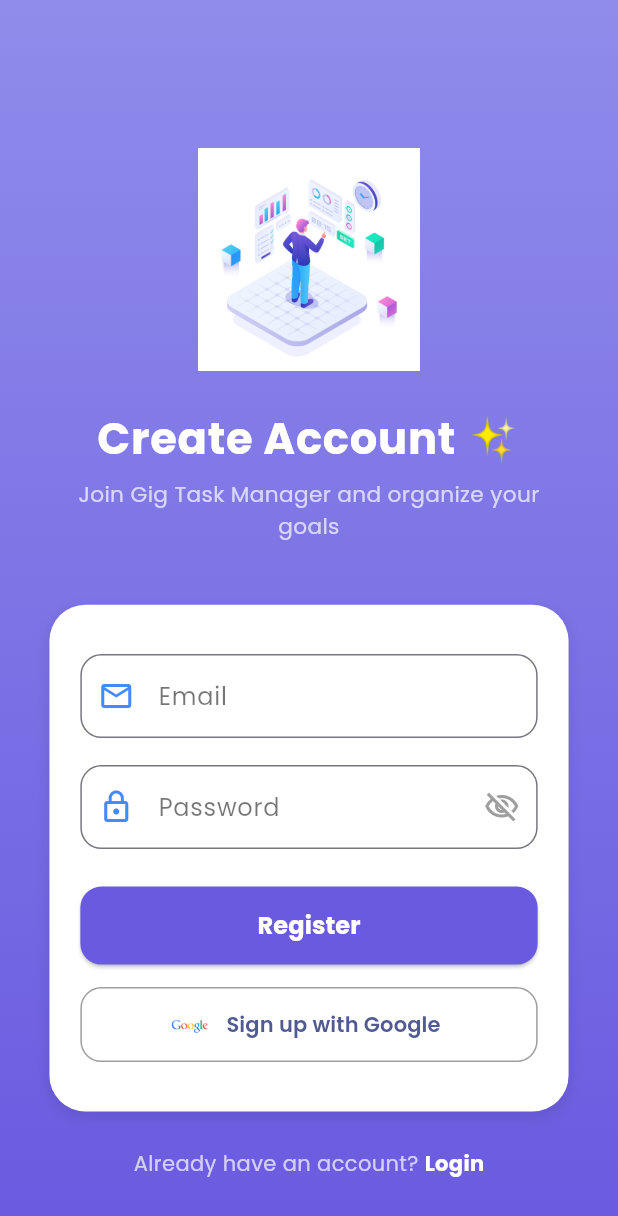
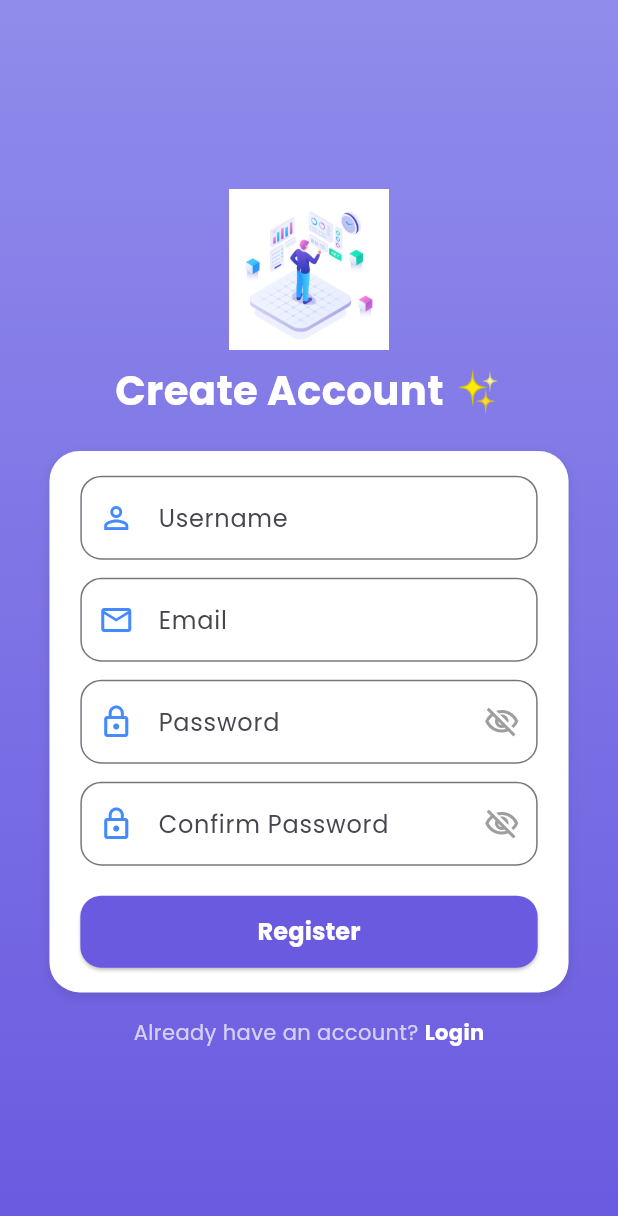
Before and after one commit to UKbhatt/TaskManager, a Flutter app: the screen it shows after launch, after a tap on "Register", on a phone screen of 412 x 824 dp. Shown: the top 1216 px of the screen. Run offline on Flutter 3.47's test engine with Material 3 defaults, Android fonts, the phone set to English and light mode, and no system bars; our stand-ins replace cloud_firestore, firebase_auth, firebase_core, flutter_riverpod, flutter_spinkit, google_fonts and 3 more; accounts and stored records are empty.

Commit message:
feat: Enhance task management with user ID handling, form validation, and improved UI components

```diff
--- a/lib/presentation/screens/auth/login_screen.dart
+++ b/lib/presentation/screens/auth/login_screen.dart
@@ -199,29 +199,8 @@ class _LoginScreenState extends State<LoginScreen> {
                         ),
                       ),
 
-                      const SizedBox(height: 15),
 
-                      SizedBox(
-                        width: double.infinity,
-                        height: 50,
-                        child: OutlinedButton.icon(
-                          onPressed: _loading ? null : _googleLogin,
-                          icon: Image.asset(
-                            'assets/images/google.jpg',
-                            height: 22,
-                          ),
-                          label: const Text(
-                            'Sign in with Google',
-                            style: TextStyle(fontWeight: FontWeight.w600),
-                          ),
-                          style: OutlinedButton.styleFrom(
-                            side: const BorderSide(color: Colors.grey),
-                            shape: RoundedRectangleBorder(
-                              borderRadius: BorderRadius.circular(14),
-                            ),
-                          ),
-                        ),
-                      ),
+
                     ],
                   ),
                 ),
--- a/lib/presentation/screens/auth/register_screen.dart
+++ b/lib/presentation/screens/auth/register_screen.dart
@@ -15,18 +15,37 @@ class _RegisterScreenState extends State<RegisterScreen> {
   final _formKey = GlobalKey<FormState>();
   final _authRepo = AuthRepository();
   final _emailCtrl = TextEditingController();
+  final _usernameCtrl = TextEditingController();
   final _passwordCtrl = TextEditingController();
+  final _confirmCtrl = TextEditingController();
   bool _loading = false;
   bool _obscure = true;
+  bool _obscureConfirm = true;
 
   void _register() async {
     if (!_formKey.currentState!.validate()) return;
+
+    if (_passwordCtrl.text.trim() != _confirmCtrl.text.trim()) {
+      ScaffoldMessenger.of(context).showSnackBar(
+        const SnackBar(
+          content: Text("Passwords do not match"),
+          backgroundColor: Colors.redAccent,
+        ),
+      );
+      return;
+    }
+
     setState(() => _loading = true);
     try {
-      await _authRepo.register(_emailCtrl.text.trim(), _passwordCtrl.text.trim());
+      await _authRepo.register(
+        _emailCtrl.text.trim(),
+        _passwordCtrl.text.trim(),
+      );
       if (!mounted) return;
       Navigator.pushReplacement(
-          context, MaterialPageRoute(builder: (_) => const HomeScreen()));
+        context,
+        MaterialPageRoute(builder: (_) => const HomeScreen()),
+      );
     } catch (e) {
       ScaffoldMessenger.of(context)
           .showSnackBar(SnackBar(content: Text(e.toString())));
@@ -41,7 +60,9 @@ class _RegisterScreenState extends State<RegisterScreen> {
       await _authRepo.signInWithGoogle();
       if (!mounted) return;
       Navigator.pushReplacement(
-          context, MaterialPageRoute(builder: (_) => const HomeScreen()));
+        context,
+        MaterialPageRoute(builder: (_) => const HomeScreen()),
+      );
     } catch (e) {
       ScaffoldMessenger.of(context)
           .showSnackBar(SnackBar(content: Text(e.toString())));
@@ -65,57 +86,43 @@ class _RegisterScreenState extends State<RegisterScreen> {
             end: Alignment.bottomCenter,
           ),
         ),
+        child: Center(
           child: SingleChildScrollView(
-          padding: EdgeInsets.symmetric(
-            horizontal: size.width * 0.08,
-            vertical: size.height * 0.06,
-          ),
+            padding: EdgeInsets.symmetric(horizontal: size.width * 0.08),
             child: Column(
               mainAxisAlignment: MainAxisAlignment.center,
               children: [
-              SizedBox(height: size.height * 0.06),
                 Hero(
                   tag: "app_logo",
                   child: Image.asset(
                     'assets/images/task.jpg',
-                  height: size.height * 0.18,
+                    height: size.height * 0.13,
                   ),
                 ),
-              SizedBox(height: size.height * 0.03),
-
+                const SizedBox(height: 8),
                 Text(
                   'Create Account ✨',
-                textAlign: TextAlign.center,
                   style: TextStyle(
-                  fontSize: size.width * 0.07,
+                    fontSize: size.width * 0.065,
                     fontWeight: FontWeight.bold,
                     color: Colors.white,
-                  letterSpacing: 0.5,
                   ),
                 ),
-              const SizedBox(height: 6),
-              Text(
-                'Join Gig Task Manager and organize your goals',
-                style: TextStyle(
-                  fontSize: size.width * 0.035,
-                  color: Colors.white70,
-                ),
-                textAlign: TextAlign.center,
-              ),
-              SizedBox(height: size.height * 0.05),
+
+                SizedBox(height: size.height * 0.025),
 
                 Container(
                   padding: EdgeInsets.symmetric(
                     horizontal: size.width * 0.05,
-                  vertical: size.height * 0.04,
+                    vertical: size.height * 0.02,
                   ),
                   decoration: BoxDecoration(
                     color: Colors.white,
-                  borderRadius: BorderRadius.circular(24),
+                    borderRadius: BorderRadius.circular(20),
                     boxShadow: [
                       BoxShadow(
                         color: Colors.black26.withOpacity(0.1),
-                      blurRadius: 8,
+                        blurRadius: 6,
                         offset: const Offset(0, 3),
                       ),
                     ],
@@ -125,26 +132,42 @@ class _RegisterScreenState extends State<RegisterScreen> {
                     child: Column(
                       children: [
                         TextFormField(
-                        controller: _emailCtrl,
-                        validator: Validators.email,
-                        keyboardType: TextInputType.emailAddress,
+                          controller: _usernameCtrl,
+                          validator: (v) =>
+                              v == null || v.isEmpty ? 'Enter username' : null,
                           decoration: InputDecoration(
-                          prefixIcon: const Icon(Icons.email_outlined, color: Colors.blueAccent),
-                          labelText: 'Email',
-                          labelStyle: const TextStyle(color: Colors.black54),
+                            prefixIcon: const Icon(Icons.person_outline,
+                                color: Colors.blueAccent),
+                            labelText: 'Username',
                             border: OutlineInputBorder(
                               borderRadius: BorderRadius.circular(14),
                             ),
                           ),
                         ),
-                      const SizedBox(height: 18),
+                        const SizedBox(height: 12),
+
+                        TextFormField(
+                          controller: _emailCtrl,
+                          validator: Validators.email,
+                          keyboardType: TextInputType.emailAddress,
+                          decoration: InputDecoration(
+                            prefixIcon: const Icon(Icons.email_outlined,
+                                color: Colors.blueAccent),
+                            labelText: 'Email',
+                            border: OutlineInputBorder(
+                              borderRadius: BorderRadius.circular(14),
+                            ),
+                          ),
+                        ),
+                        const SizedBox(height: 12),
 
                         TextFormField(
                           controller: _passwordCtrl,
                           validator: Validators.password,
                           obscureText: _obscure,
                           decoration: InputDecoration(
-                          prefixIcon: const Icon(Icons.lock_outline, color: Colors.blueAccent),
+                            prefixIcon: const Icon(Icons.lock_outline,
+                                color: Colors.blueAccent),
                             suffixIcon: IconButton(
                               icon: Icon(
                                 _obscure
@@ -152,22 +175,45 @@ class _RegisterScreenState extends State<RegisterScreen> {
                                     : Icons.visibility_outlined,
                                 color: Colors.grey,
                               ),
-                            onPressed: () {
-                              setState(() => _obscure = !_obscure);
-                            },
+                              onPressed: () =>
+                                  setState(() => _obscure = !_obscure),
                             ),
                             labelText: 'Password',
-                          labelStyle: const TextStyle(color: Colors.black54),
                             border: OutlineInputBorder(
                               borderRadius: BorderRadius.circular(14),
                             ),
                           ),
                         ),
-                      const SizedBox(height: 25),
+                        const SizedBox(height: 12),
+
+                        TextFormField(
+                          controller: _confirmCtrl,
+                          validator: Validators.password,
+                          obscureText: _obscureConfirm,
+                          decoration: InputDecoration(
+                            prefixIcon: const Icon(Icons.lock_outline,
+                                color: Colors.blueAccent),
+                            suffixIcon: IconButton(
+                              icon: Icon(
+                                _obscureConfirm
+                                    ? Icons.visibility_off_outlined
+                                    : Icons.visibility_outlined,
+                                color: Colors.grey,
+                              ),
+                              onPressed: () => setState(
+                                  () => _obscureConfirm = !_obscureConfirm),
+                            ),
+                            labelText: 'Confirm Password',
+                            border: OutlineInputBorder(
+                              borderRadius: BorderRadius.circular(14),
+                            ),
+                          ),
+                        ),
+                        const SizedBox(height: 20),
 
                         SizedBox(
                           width: double.infinity,
-                        height: 52,
+                          height: 48,
                           child: ElevatedButton(
                             onPressed: _loading ? null : _register,
                             style: ElevatedButton.styleFrom(
@@ -177,47 +223,25 @@ class _RegisterScreenState extends State<RegisterScreen> {
                               ),
                             ),
                             child: _loading
-                              ? const CircularProgressIndicator(color: Colors.white)
+                                ? const CircularProgressIndicator(
+                                    color: Colors.white, strokeWidth: 2)
                                 : const Text(
                                     'Register',
                                     style: TextStyle(
                                         color: Colors.white,
                                         fontWeight: FontWeight.bold,
-                                    fontSize: 16,
-                                  ),
+                                        fontSize: 16),
                                   ),
                           ),
                         ),
 
-                      const SizedBox(height: 15),
 
-                      SizedBox(
-                        width: double.infinity,
-                        height: 50,
-                        child: OutlinedButton.icon(
-                          onPressed: _loading ? null : _googleRegister,
-                          icon: Image.asset(
-                            'assets/images/google.jpg',
-                            height: 22,
-                          ),
-                          label: const Text(
-                            'Sign up with Google',
-                            style: TextStyle(fontWeight: FontWeight.w600),
-                          ),
-                          style: OutlinedButton.styleFrom(
-                            side: const BorderSide(color: Colors.grey),
-                            shape: RoundedRectangleBorder(
-                              borderRadius: BorderRadius.circular(14),
-                            ),
-                          ),
-                        ),
-                      ),
                       ],
                     ),
                   ),
                 ),
 
-              SizedBox(height: size.height * 0.03),
+                SizedBox(height: size.height * 0.02),
 
                 Row(
                   mainAxisAlignment: MainAxisAlignment.center,
@@ -238,8 +262,8 @@ class _RegisterScreenState extends State<RegisterScreen> {
                     ),
                   ],
                 ),
-              SizedBox(height: size.height * 0.03),
               ],
+            ),
           ),
         ),
       ),
--- a/pubspec.yaml
+++ b/pubspec.yaml
@@ -45,6 +45,7 @@ dependencies:
   google_fonts: ^6.3.2
   table_calendar: ^3.2.0
   flutter_spinkit: ^5.2.2
+  rxdart: ^0.28.0
 
 dev_dependencies:
   flutter_test:
```
Also changed, not shown: lib/data/models/task_model.dart (+28 -19 lines), lib/data/repositories/task_repository.dart (+5 -7 lines), lib/presentation/providers/task_provider.dart (+12 -5 lines), lib/presentation/screens/home/add_edit_task_screen.dart (+46 -22 lines), lib/presentation/screens/home/home_screen.dart (+25 -9 lines), pubspec.lock. Lines whose indentation alone changed are shown as unchanged.
